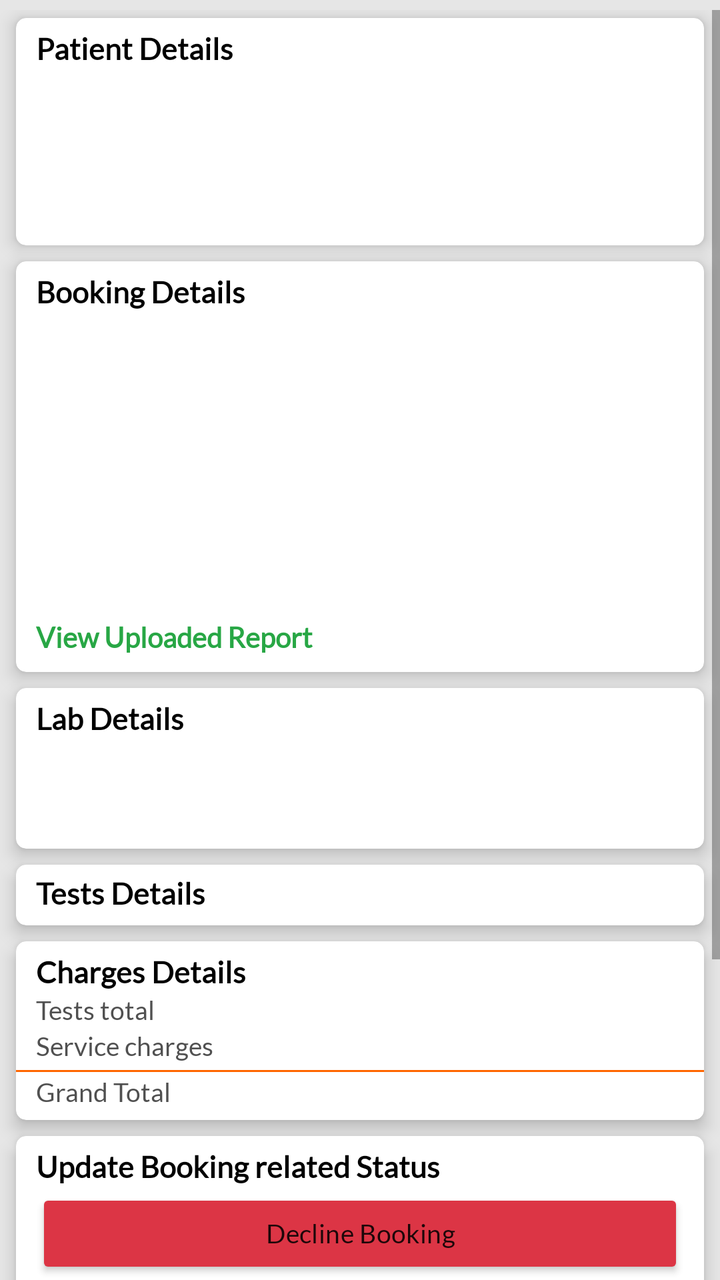
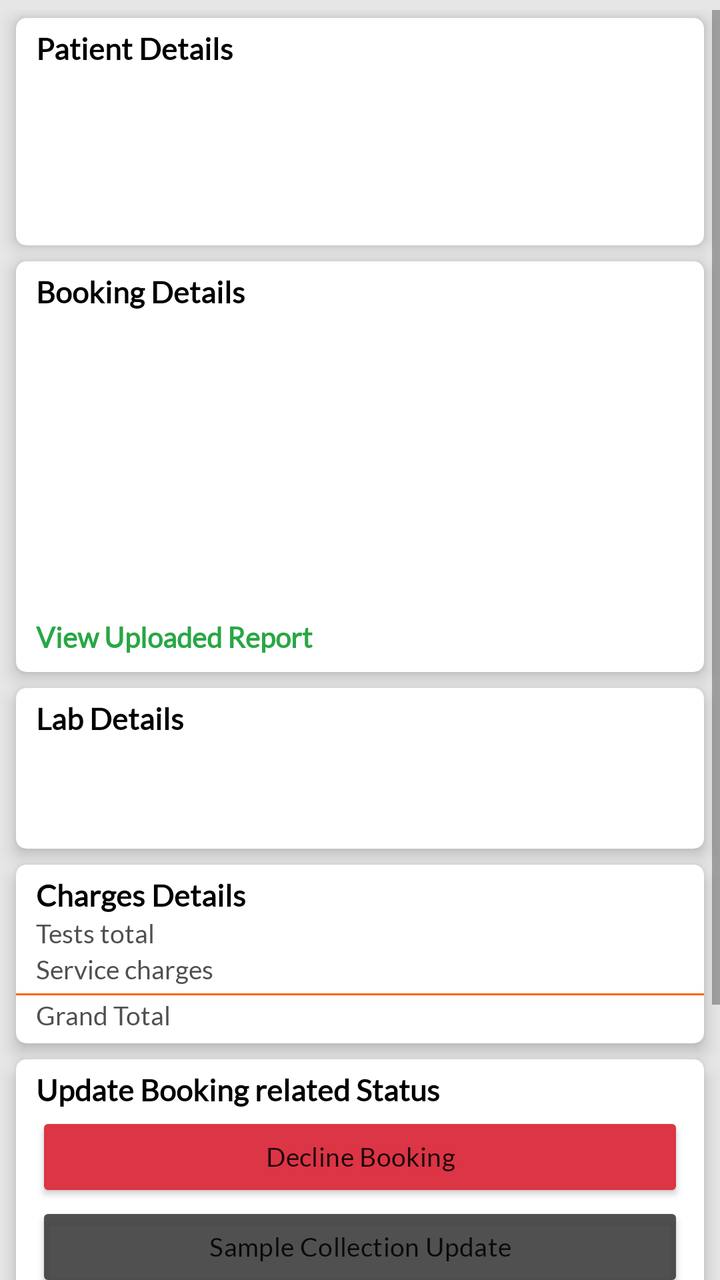

Screens rendered from an Android XML layout before and after an edit, with the pre-edit source and the edit as a unified diff.
<!-- AndroidManifest.xml: application theme Theme.LabzApp -->
<!-- res/layout/fragment_booking_details.xml -->
<?xml version="1.0" encoding="utf-8"?>
<LinearLayout xmlns:android="http://schemas.android.com/apk/res/android"
    xmlns:app="http://schemas.android.com/apk/res-auto"
    android:layout_width="match_parent"
    android:layout_height="match_parent"
    android:background="@color/transp_black"
    android:orientation="vertical"
    android:paddingTop="5dp">

    <ScrollView
        android:layout_width="match_parent"
        android:layout_height="match_parent"
        >

        <LinearLayout
            android:layout_width="match_parent"
            android:layout_height="match_parent"
            android:paddingBottom="15dp"
            android:orientation="vertical">

            <androidx.cardview.widget.CardView
                android:layout_width="match_parent"
                android:layout_height="wrap_content"
                android:layout_marginHorizontal="8dp"
                android:layout_marginVertical="4dp"
                app:cardBackgroundColor="@color/white"
                app:cardCornerRadius="5dp"
                app:cardElevation="5dp">
                <LinearLayout
                    android:layout_width="match_parent"
                    android:layout_height="wrap_content"
                    android:paddingVertical="6dp"
                    android:orientation="vertical">

                    <TextView android:layout_width="match_parent"
                        android:layout_height="wrap_content"
                        android:textStyle="bold"
                        android:textSize="15sp"
                        android:textColor="@color/black"
                        android:text="Patient Details"
                        android:paddingHorizontal="10dp"
                        android:paddingBottom="2dp"
                        />
                    <TextView android:layout_width="match_parent"
                        android:id="@+id/pat_name"
                        android:layout_height="wrap_content"
                        android:textSize="13sp"
                        android:textColor="@color/dark_grey"
                        android:paddingHorizontal="10dp"
                        android:paddingBottom="2dp"
                        />
                    <TextView android:layout_width="match_parent"
                        android:id="@+id/pat_age_gender"
                        android:layout_height="wrap_content"
                        android:textSize="13sp"
                        android:textColor="@color/dark_grey"
                        android:paddingHorizontal="10dp"
                        android:paddingBottom="2dp"
                        />

                    <TextView android:layout_width="match_parent"
                        android:id="@+id/pat_address"
                        android:layout_height="wrap_content"
                        android:textSize="13sp"
                        android:textColor="@color/dark_grey"
                        android:paddingHorizontal="10dp"
                        android:paddingBottom="2dp"
                        />
                    <TextView android:layout_width="match_parent"
                        android:id="@+id/pat_phone"
                        android:layout_height="wrap_content"
                        android:textSize="13sp"
                        android:textColor="@color/dark_grey"
                        android:paddingHorizontal="10dp"
                        android:paddingBottom="2dp"
                        />
                    <TextView android:layout_width="match_parent"
                        android:id="@+id/pat_pincode_district"
                        android:layout_height="wrap_content"
                        android:textSize="13sp"
                        android:textColor="@color/dark_grey"
                        android:paddingHorizontal="10dp"
                        />
                </LinearLayout>

            </androidx.cardview.widget.CardView>

            <androidx.cardview.widget.CardView
                android:layout_width="match_parent"
                android:layout_height="wrap_content"
                android:layout_marginHorizontal="8dp"
                android:layout_marginVertical="4dp"
                app:cardBackgroundColor="@color/white"
                app:cardCornerRadius="5dp"
                app:cardElevation="5dp">

                <LinearLayout
                    android:layout_width="match_parent"
                    android:layout_height="wrap_content"
                    android:paddingVertical="6dp"
                    android:orientation="vertical">


                    <TextView android:layout_width="match_parent"
                        android:layout_height="wrap_content"
                        android:textStyle="bold"
                        android:textSize="15sp"
                        android:textColor="@color/black"
                        android:text="Booking Details"
                        android:paddingHorizontal="10dp"
                        android:paddingBottom="2dp"
                        />
                    <TextView android:layout_width="match_parent"
                        android:id="@+id/booking_date"
                        android:layout_height="wrap_content"
                        android:textSize="13sp"
                        android:textColor="@color/dark_grey"
                        android:paddingHorizontal="10dp"
                        android:paddingBottom="2dp"
                        />
                    <TextView android:layout_width="match_parent"
                        android:id="@+id/book_id"
                        android:layout_height="wrap_content"
                        android:textSize="13sp"
                        android:textColor="@color/dark_grey"
                        android:paddingHorizontal="10dp"
                        android:paddingBottom="2dp"
                        />
                    <TextView android:layout_width="match_parent"
                        android:id="@+id/sample_coll_date"
                        android:layout_height="wrap_content"
                        android:textSize="13sp"
                        android:textColor="@color/dark_grey"
                        android:paddingHorizontal="10dp"
                        android:paddingBottom="2dp"
                        />
                    <TextView android:layout_width="match_parent"
                        android:id="@+id/office_alloc_date"
                        android:layout_height="wrap_content"
                        android:textSize="13sp"
                        android:textColor="@color/dark_grey"
                        android:paddingHorizontal="10dp"
                        android:paddingBottom="2dp"
                        />
                    <TextView android:layout_width="match_parent"
                        android:id="@+id/book_status"
                        android:layout_height="wrap_content"
                        android:textSize="13sp"
                        android:textColor="@color/dark_grey"
                        android:paddingHorizontal="10dp"
                        android:paddingBottom="2dp"
                        />
                    <TextView android:layout_width="match_parent"
                        android:id="@+id/print_needed"
                        android:layout_height="wrap_content"
                        android:textSize="13sp"
                        android:textColor="@color/dark_grey"
                        android:paddingHorizontal="10dp"
                        android:paddingBottom="2dp"
                        />
                    <TextView android:layout_width="match_parent"
                        android:id="@+id/print_given"
                        android:layout_height="wrap_content"
                        android:textSize="13sp"
                        android:textColor="@color/dark_grey"
                        android:paddingHorizontal="10dp"
                        android:paddingBottom="2dp"
                        />

                    <TextView
                        android:id="@+id/report_file"
                        android:layout_width="match_parent"
                        android:layout_height="wrap_content"
                        android:paddingHorizontal="10dp"
                        android:paddingBottom="2dp"
                        android:textColor="@color/dark_grey"
                        android:textSize="13sp" />
                    <TextView
                        android:id="@+id/distance_travel"
                        android:layout_width="match_parent"
                        android:layout_height="wrap_content"
                        android:paddingHorizontal="10dp"
                        android:paddingBottom="2dp"
                        android:textColor="@color/dark_grey"
                        android:textSize="13sp" />
                    <TextView
                        android:paddingVertical="3dp"
                        android:id="@+id/view_report_file"
                        android:layout_width="match_parent"
                        android:layout_height="wrap_content"
                        android:paddingHorizontal="10dp"
                        android:text="View Uploaded Report"
                        android:textStyle="bold"
                        android:textColor="@color/success_green"
                        android:textSize="14sp" />

                </LinearLayout>

            </androidx.cardview.widget.CardView>

            <androidx.cardview.widget.CardView
                android:layout_width="match_parent"
                android:layout_height="wrap_content"
                android:layout_marginHorizontal="8dp"
                android:layout_marginVertical="4dp"
                app:cardBackgroundColor="@color/white"
                app:cardCornerRadius="5dp"
                app:cardElevation="5dp">
                <LinearLayout
                    android:layout_width="match_parent"
                    android:layout_height="wrap_content"
                    android:paddingVertical="6dp"
                    android:orientation="vertical">
                    <TextView android:layout_width="match_parent"
                        android:layout_height="wrap_content"
                        android:textStyle="bold"
                        android:textSize="15sp"
                        android:textColor="@color/black"
                        android:text="Lab Details"
                        android:paddingHorizontal="10dp"
                        android:paddingBottom="2dp"
                        />

                    <TextView android:layout_width="match_parent"
                        android:id="@+id/lab_name"
                        android:layout_height="wrap_content"
                        android:textSize="13sp"
                        android:textColor="@color/dark_grey"
                        android:paddingHorizontal="10dp"
                        android:paddingBottom="2dp"
                        />
                    <TextView android:layout_width="match_parent"
                        android:id="@+id/lab_address"
                        android:layout_height="wrap_content"
                        android:textSize="13sp"
                        android:textColor="@color/dark_grey"
                        android:paddingHorizontal="10dp"
                        android:paddingBottom="2dp"
                        />
                    <TextView android:layout_width="match_parent"
                        android:id="@+id/lab_pin_district"
                        android:layout_height="wrap_content"
                        android:textSize="13sp"
                        android:textColor="@color/dark_grey"
                        android:paddingHorizontal="10dp"
                        />
                </LinearLayout>

            </androidx.cardview.widget.CardView>
            <androidx.cardview.widget.CardView
                android:layout_width="match_parent"
                android:layout_height="wrap_content"
                android:layout_marginHorizontal="8dp"
                android:layout_marginVertical="4dp"
                app:cardBackgroundColor="@color/white"
                app:cardCornerRadius="5dp"
                app:cardElevation="5dp">

                <LinearLayout
                    android:layout_width="match_parent"
                    android:paddingVertical="5dp"

                    android:layout_height="wrap_content"
                    android:orientation="vertical">

                    <TextView android:layout_width="match_parent"
                        android:layout_height="wrap_content"
                        android:textStyle="bold"
                        android:textSize="15sp"
                        android:textColor="@color/black"
                        android:text="Tests Details"
                        android:paddingHorizontal="10dp"
                        android:paddingBottom="2dp"
                        />
                    <androidx.recyclerview.widget.RecyclerView
                        android:layout_width="match_parent"
                        android:id="@+id/test_list_view"
                        android:layout_height="match_parent"
                        />

                </LinearLayout>
            </androidx.cardview.widget.CardView>


            <androidx.cardview.widget.CardView
                android:layout_width="match_parent"
                android:layout_height="wrap_content"
                android:layout_marginHorizontal="8dp"
                android:layout_marginVertical="4dp"
                app:cardBackgroundColor="@color/white"
                app:cardCornerRadius="5dp"
                app:cardElevation="5dp">

                <LinearLayout
                    android:layout_width="match_parent"
                    android:paddingVertical="6dp"
                    android:layout_height="wrap_content"
                    android:orientation="vertical">

                    <TextView android:layout_width="match_parent"
                        android:layout_height="wrap_content"
                        android:textStyle="bold"
                        android:textSize="15sp"
                        android:textColor="@color/black"
                        android:text="Charges Details"
                        android:paddingHorizontal="10dp"
                        android:paddingBottom="2dp"
                        />

                    <LinearLayout android:layout_width="match_parent"
                        android:layout_height="wrap_content"
                        android:orientation="horizontal">

                        <TextView android:layout_width="0dp"
                            android:layout_weight="2"
                            android:layout_height="wrap_content"
                            android:textSize="13sp"
                            android:text="Tests total"
                            android:textColor="@color/dark_grey"
                            android:paddingHorizontal="10dp"
                            android:paddingBottom="2dp"
                            />

                        <TextView
                            android:id="@+id/test_total"
                            android:layout_width="0dp"
                            android:layout_height="match_parent"
                            android:layout_weight="1"
                            android:paddingHorizontal="10dp"
                            android:paddingBottom="2dp"
                            android:textColor="@color/dark_grey"
                            android:textSize="13sp" />

                    </LinearLayout>

                    <LinearLayout android:layout_width="match_parent"
                        android:layout_height="wrap_content"
                        android:orientation="horizontal">
                        <TextView android:layout_width="0dp"
                            android:layout_weight="2"
                            android:text="Service charges"
                            android:layout_height="wrap_content"
                            android:textSize="13sp"
                            android:textColor="@color/dark_grey"
                            android:paddingHorizontal="10dp"
                            android:paddingBottom="2dp"
                            />


                        <TextView android:layout_width="0dp"
                            android:layout_weight="1"
                            android:id="@+id/service_charges"
                            android:layout_height="wrap_content"
                            android:textSize="13sp"
                            android:textColor="@color/dark_grey"
                            android:paddingHorizontal="10dp"
                            />

                    </LinearLayout>
                    <View
                        android:layout_width="match_parent"
                        android:layout_height="1dp"
                        android:background="@color/orange"
                        android:layout_marginVertical="2dp"
                        />
                    <LinearLayout android:layout_width="match_parent"
                        android:layout_height="wrap_content"
                        android:orientation="horizontal">

                        <TextView android:layout_width="0dp"
                            android:layout_weight="2"
                            android:text="Grand Total"
                            android:layout_height="wrap_content"
                            android:textSize="13sp"
                            android:textColor="@color/dark_grey"
                            android:paddingHorizontal="10dp"

                            />


                        <TextView android:layout_width="0dp"
                            android:layout_weight="1"
                            android:id="@+id/grand_total"
                            android:layout_height="wrap_content"
                            android:textSize="13sp"
                            android:textStyle="bold"
                            android:textColor="@color/dark_grey"
                            android:paddingHorizontal="10dp"

                            />
                    </LinearLayout>

                </LinearLayout>
            </androidx.cardview.widget.CardView>


            <androidx.cardview.widget.CardView
                android:layout_width="match_parent"
                android:layout_height="wrap_content"
                android:layout_marginHorizontal="8dp"
                android:layout_marginVertical="4dp"
                app:cardBackgroundColor="@color/white"
                app:cardCornerRadius="5dp"
                app:cardElevation="5dp">

                <LinearLayout
                    android:layout_width="match_parent"
                    android:paddingVertical="6dp"
                    android:paddingHorizontal="10dp"
                    android:layout_height="wrap_content"
                    android:orientation="vertical"
                    android:layout_marginBottom="10dp">

                    <TextView android:layout_width="match_parent"
                        android:layout_height="wrap_content"
                        android:textStyle="bold"
                        android:textSize="15sp"
                        android:textColor="@color/black"
                        android:text="Update Booking related Status"
                        android:paddingBottom="2dp"
                        />

                    <LinearLayout android:layout_width="match_parent"
                        android:layout_height="wrap_content"
                        android:orientation="vertical"
                       >
                        <Button
                            android:id="@+id/btn_decline_book"
                            android:backgroundTint="@color/fail_red"
                            android:layout_width="match_parent"
                            android:layout_height="45dp"
                            android:textSize="13sp"
                            android:textAllCaps="false"
                            android:text="Decline Booking"
                            android:letterSpacing=".01"
                            />

                        <Button
                            android:id="@+id/btn_sample_coll"
                            android:backgroundTint="@color/dark_grey"
                            android:layout_width="match_parent"
                            android:layout_height="45dp"
                            android:textAllCaps="false"
                            android:textSize="13sp"
                            android:text="Sample Collection Update"
                            android:letterSpacing=".01"/>


                        <Button
                            android:id="@+id/btn_book_complt"
                            android:backgroundTint="@color/success_green"
                            android:layout_width="match_parent"
                            android:layout_height="45dp"
                            android:textSize="13sp"
                            android:textAllCaps="false"
                            android:text="Completed Booking"
                            android:letterSpacing=".01"
                            />

                        <Button
                            android:id="@+id/btn_upload_report"
                            android:backgroundTint="@color/green"
                            android:layout_width="match_parent"
                            android:layout_height="45dp"
                            android:layout_marginEnd="3dp"
                            android:textSize="13sp"
                            android:textAllCaps="false"
                            android:text="Upload PDF report"
                            android:letterSpacing=".01"
                            />

                    </LinearLayout>


                    <LinearLayout android:layout_width="match_parent"
                        android:layout_height="wrap_content"
                        android:orientation="horizontal"
                        >
                        <Button
                            android:id="@+id/btn_print_notg"
                            android:backgroundTint="@color/red"
                            android:layout_width="0dp"
                            android:layout_weight="1"
                            android:layout_height="45dp"
                            android:layout_marginEnd="3dp"
                            android:textSize="13sp"
                            android:textAllCaps="false"
                            android:text="Print Not given"
                            android:letterSpacing=".01"
                            />

                        <Button
                            android:id="@+id/btn_print_givn"
                            android:backgroundTint="@color/success_green"
                            android:layout_width="0dp"
                            android:layout_height="45dp"
                            android:layout_marginStart="3dp"
                            android:layout_weight="1"
                            android:textAllCaps="false"
                            android:textSize="13sp"
                            android:text="Print Given"
                            android:letterSpacing=".01"/>



                    </LinearLayout>


                </LinearLayout>
            </androidx.cardview.widget.CardView>


        </LinearLayout>
    </ScrollView>

</LinearLayout>
<!-- resources referenced by this layout -->
<resources>
  <color name="black">#FF000000</color>
  <color name="dark_grey">#EE444444</color>
  <color name="fail_red">#FFDC3545</color>
  <color name="green">#FF3CBFB8</color>
  <color name="orange">#FFFF6600</color>
  <color name="red">#F33535</color>
  <color name="success_green">#FF28A745</color>
  <color name="transp_black">#19000000</color>
  <color name="white">#FFFFFFFF</color>
  <style name="Theme.LabzApp" parent="Theme.MaterialComponents.DayNight.NoActionBar">
          <item name="android:fontFamily">@font/lato_regular</item>
          <item name="windowActionBar">false</item>
          <item name="windowNoTitle">true</item>
          <item name="android:actionMenuTextColor">@android:color/white</item>
          <item name="drawerArrowStyle">@style/DrawerArrowStyle</item>
          <item name="android:statusBarColor">@color/reddishdark</item>
      </style>
  <style name="DrawerArrowStyle" parent="@style/Widget.AppCompat.DrawerArrowToggle">
          <item name="spinBars">true</item>
          <item name="color">@color/white</item>
      </style>
  <color name="reddishdark">#FF803300</color>
</resources>

<!-- the commit's change to res/layout/fragment_booking_details.xml (unified diff, before → after) -->
@@ -247,7 +247,67 @@
                 </LinearLayout>
 
             </androidx.cardview.widget.CardView>
-            <androidx.cardview.widget.CardView
+
+
+            <androidx.cardview.widget.CardView
+                android:id="@+id/pack_det_card"
+                android:visibility="gone"
+                android:layout_width="match_parent"
+                android:layout_height="wrap_content"
+                android:layout_marginHorizontal="8dp"
+                android:layout_marginVertical="4dp"
+                app:cardBackgroundColor="@color/white"
+                app:cardCornerRadius="5dp"
+                app:cardElevation="5dp">
+
+                <LinearLayout
+                    android:layout_width="match_parent"
+                    android:layout_height="wrap_content"
+                    android:orientation="vertical">
+                    <TextView
+                        android:layout_width="match_parent"
+                        android:layout_height="wrap_content"
+                        android:textColor="@color/white"
+                        android:background="@color/success_green"
+                        android:paddingVertical="4dp"
+                        android:paddingHorizontal="10dp"
+                        android:textSize="14sp"
+                        android:id="@+id/pack_title"
+                        android:shadowColor = "@color/txtShadow"
+                        android:shadowDx = "2"
+                        android:shadowDy = "2"
+                        android:shadowRadius = "2"
+                        />
+                    <ImageView
+                        android:id="@+id/pack_img"
+                        android:layout_height="180dp"
+                        android:layout_width="match_parent"
+                        android:scaleType="fitXY"
+                        />
+
+                    <TextView
+                        android:id="@+id/tests_details"
+                        android:gravity="top"
+                        android:paddingHorizontal="8dp"
+                        android:paddingTop="3dp"
+                        android:paddingBottom="5dp"
+                        android:layout_width="match_parent"
+                        android:layout_height="wrap_content"
+                        android:ellipsize="end"
+                        android:maxLines="25"
+                        android:lineHeight="12sp"
+                        android:letterSpacing=".01"
+                        android:textColor="@color/textBlack"
+                        android:textSize="12sp" />
+
+
+                </LinearLayout>
+
+            </androidx.cardview.widget.CardView>
+
+            <androidx.cardview.widget.CardView
+                android:id="@+id/test_det_card"
+                android:visibility="gone"
                 android:layout_width="match_parent"
                 android:layout_height="wrap_content"
                 android:layout_marginHorizontal="8dp"
@@ -312,6 +372,7 @@
                         android:orientation="horizontal">
 
                         <TextView android:layout_width="0dp"
+                            android:id="@+id/test_total_txt"
                             android:layout_weight="2"
                             android:layout_height="wrap_content"
                             android:textSize="13sp"
<!-- resource entries referenced after the edit -->
@@ -7,7 +7,9 @@
   <color name="orange">#FFFF6600</color>
   <color name="red">#F33535</color>
   <color name="success_green">#FF28A745</color>
+  <color name="textBlack">#DD222222</color>
   <color name="transp_black">#19000000</color>
+  <color name="txtShadow">#DD000000</color>
   <color name="white">#FFFFFFFF</color>
   <style name="Theme.LabzApp" parent="Theme.MaterialComponents.DayNight.NoActionBar">
           <item name="android:fontFamily">@font/lato_regular</item>
